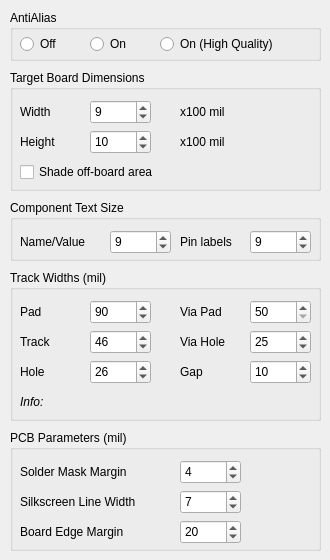
This is src/renderingdialog.ui in melak/veroroute as Qt 5 draws it before an edit. The edited form follows.
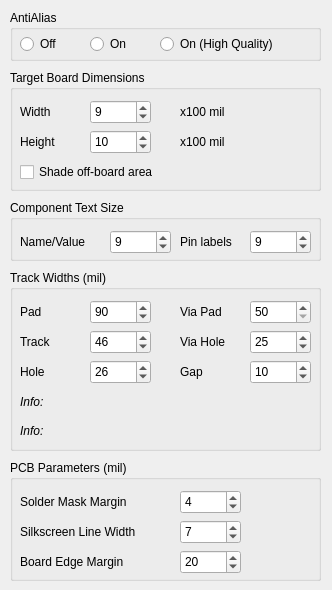
This is the edited form.

Commit message: Added info field on minimum ground-fill width to rendering dialog.  Updated tutorials regarding PCB settings.

The edit to the form file:
```diff
--- a/src/renderingdialog.ui
+++ b/src/renderingdialog.ui
@@ -6,20 +6,20 @@
    <rect>
     <x>0</x>
     <y>0</y>
-    <width>330</width>
-    <height>560</height>
+    <width>332</width>
+    <height>590</height>
    </rect>
   </property>
   <property name="minimumSize">
    <size>
-    <width>330</width>
-    <height>560</height>
+    <width>332</width>
+    <height>590</height>
    </size>
   </property>
   <property name="maximumSize">
    <size>
-    <width>330</width>
-    <height>560</height>
+    <width>332</width>
+    <height>590</height>
    </size>
   </property>
   <property name="windowTitle">
@@ -321,7 +321,7 @@
      <x>10</x>
      <y>270</y>
      <width>311</width>
-     <height>151</height>
+     <height>181</height>
     </rect>
    </property>
    <property name="title">
@@ -596,12 +596,35 @@
      <set>Qt::AlignLeading|Qt::AlignLeft|Qt::AlignVCenter</set>
     </property>
    </widget>
+   <widget class="QLabel" name="label_info_2">
+    <property name="geometry">
+     <rect>
+      <x>10</x>
+      <y>150</y>
+      <width>291</width>
+      <height>21</height>
+     </rect>
+    </property>
+    <property name="font">
+     <font>
+      <weight>50</weight>
+      <italic>true</italic>
+      <bold>false</bold>
+     </font>
+    </property>
+    <property name="text">
+     <string>Info:</string>
+    </property>
+    <property name="alignment">
+     <set>Qt::AlignLeading|Qt::AlignLeft|Qt::AlignVCenter</set>
+    </property>
+   </widget>
   </widget>
   <widget class="QGroupBox" name="groupBox_pcb">
    <property name="geometry">
     <rect>
      <x>10</x>
-     <y>430</y>
+     <y>460</y>
      <width>311</width>
      <height>121</height>
     </rect>
```
Left out of the diff: 2 changed lines with no effect on the pictures. The commit also changes 3 other files.
